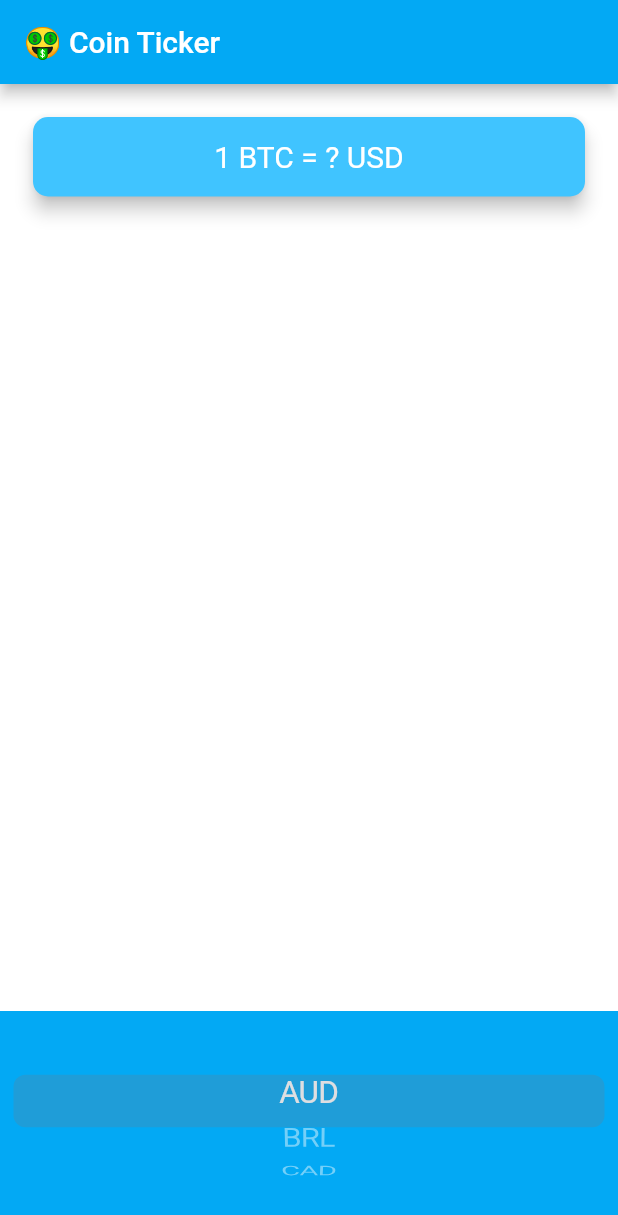
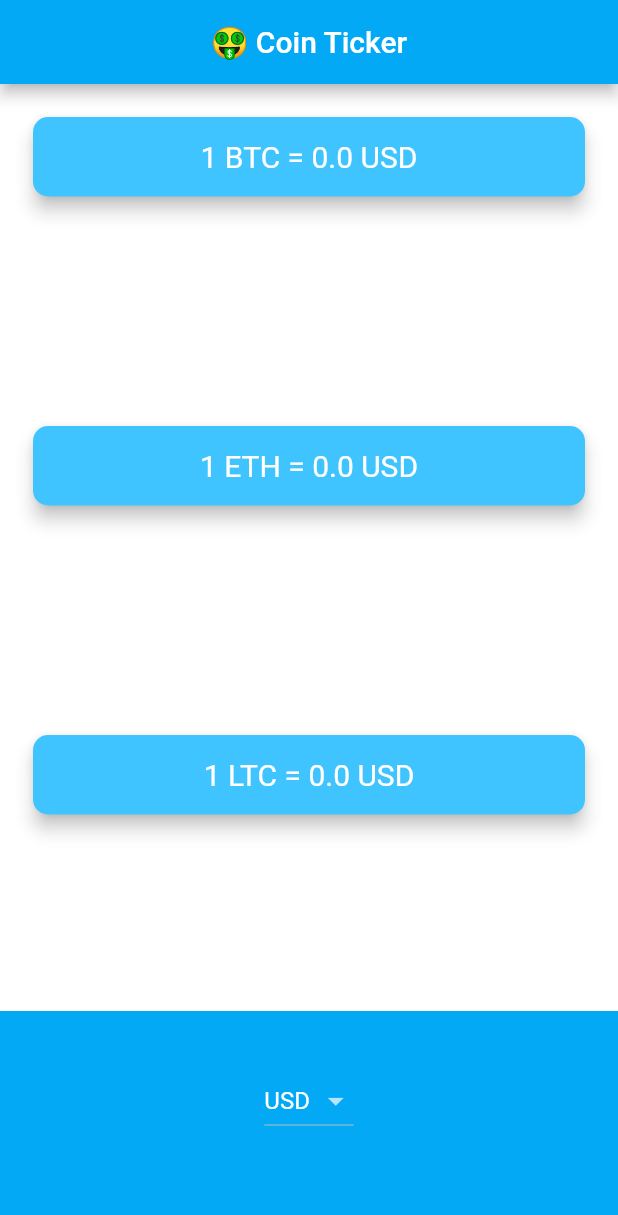
Before and after one commit to roshansingh98/bitcoin_ticker, a Flutter app: the screen it shows after launch, on a phone screen of 412 x 824 dp. Shown: the top 1215 px of the screen. Run offline on Flutter 3.47's test engine with Material 2 defaults, Android fonts, the phone set to English and light mode, and no system bars.

Commit message:
Second Commit

```diff
--- a/lib/coin_data.dart
+++ b/lib/coin_data.dart
@@ -1,3 +1,6 @@
+import 'package:bitcoin_ticker/networking.dart';
+import 'package:flutter/cupertino.dart';
+
 const List<String> currenciesList = [
   'AUD',
   'BRL',
@@ -28,4 +31,21 @@ const List<String> cryptoList = [
   'LTC',
 ];
 
-class CoinData {}
+const apiKey = 'YOUR API KEY HERE';
+const coinAPIURL = 'https://rest.coinapi.io/v1/exchangerate';
+
+class CoinData {
+  Future getConversionRates(String currency) async {
+    List<double> convertedData = [];
+
+    for (String crypto in cryptoList) {
+      var url = '$coinAPIURL/$crypto/$currency?apikey=$apiKey';
+
+      var conversionData = await Networking(url: url).getData();
+
+      convertedData.add(conversionData);
+    }
+
+    return convertedData;
+  }
+}
--- /dev/null
+++ b/lib/networking.dart
@@ -0,0 +1,23 @@
+import 'dart:convert';
+
+import 'package:http/http.dart' as http;
+
+class Networking {
+  final url;
+
+  Networking({this.url});
+
+  Future getData() async {
+    http.Response response = await http.get(url);
+
+    int code = response.statusCode;
+
+    if (code == 200) {
+      String data = response.body;
+      print(data);
+      return jsonDecode(data)['rate'];
+    } else {
+      print(code);
+    }
+  }
+}
--- a/lib/price_screen.dart
+++ b/lib/price_screen.dart
@@ -12,6 +12,9 @@ class PriceScreen extends StatefulWidget {
 
 class _PriceScreenState extends State<PriceScreen> {
   String selectedCurrency = 'USD';
+  String cryptoBTC = '0.0';
+  String cryptoETH = '0.0';
+  String cryptoLTC = '0.0';
 
   DropdownButton androidDropDown() {
     List<DropdownMenuItem<String>> dropDownItems = [];
@@ -29,6 +32,7 @@ class _PriceScreenState extends State<PriceScreen> {
       onChanged: (value) {
         setState(() {
           selectedCurrency = value;
+          getCurrencyConverted();
         });
       },
     );
@@ -58,10 +62,29 @@ class _PriceScreenState extends State<PriceScreen> {
   }
 
   @override
+  void initState() {
+    // TODO: implement initState
+    super.initState();
+    getCurrencyConverted();
+  }
+
+  getCurrencyConverted() async {
+    var currencyData = await CoinData().getConversionRates(selectedCurrency);
+
+    setState(() {
+      cryptoBTC = currencyData[0].toStringAsFixed(2);
+      cryptoETH = currencyData[1].toStringAsFixed(2);
+      cryptoLTC = currencyData[2].toStringAsFixed(2);
+    });
+  }
+
+  @override
   Widget build(BuildContext context) {
     return Scaffold(
       appBar: AppBar(
-        title: Text('🤑 Coin Ticker'),
+        title: Center(
+          child: Text('🤑 Coin Ticker'),
+        ),
       ),
       body: Column(
         mainAxisAlignment: MainAxisAlignment.spaceBetween,
@@ -69,7 +92,50 @@ class _PriceScreenState extends State<PriceScreen> {
         children: <Widget>[
           Padding(
             padding: EdgeInsets.fromLTRB(18.0, 18.0, 18.0, 0),
-            child: Card(
+            child: currencyCardWidget(
+                cryptoType: 'BTC',
+                cryptoValue: cryptoBTC,
+                selectedCurrency: selectedCurrency),
+          ),
+          Padding(
+              padding: EdgeInsets.fromLTRB(18.0, 18.0, 18.0, 0),
+              child: currencyCardWidget(
+                  cryptoType: 'ETH',
+                  cryptoValue: cryptoETH,
+                  selectedCurrency: selectedCurrency)),
+          Padding(
+              padding: EdgeInsets.fromLTRB(18.0, 18.0, 18.0, 0),
+              child: currencyCardWidget(
+                  cryptoType: 'LTC',
+                  cryptoValue: cryptoLTC,
+                  selectedCurrency: selectedCurrency)),
+          Container(
+            height: 150.0,
+            alignment: Alignment.center,
+            padding: EdgeInsets.only(bottom: 30.0),
+            color: Colors.lightBlue,
+            child: whichOS(),
+          ),
+        ],
+      ),
+    );
+  }
+}
+
+class currencyCardWidget extends StatelessWidget {
+  const currencyCardWidget({
+    @required this.cryptoValue,
+    @required this.selectedCurrency,
+    @required this.cryptoType,
+  });
+
+  final String cryptoValue;
+  final String selectedCurrency;
+  final String cryptoType;
+
+  @override
+  Widget build(BuildContext context) {
+    return Card(
       color: Colors.lightBlueAccent,
       elevation: 5.0,
       shape: RoundedRectangleBorder(
@@ -78,7 +144,7 @@ class _PriceScreenState extends State<PriceScreen> {
       child: Padding(
         padding: EdgeInsets.symmetric(vertical: 15.0, horizontal: 28.0),
         child: Text(
-                  '1 BTC = ? USD',
+          '1 $cryptoType = $cryptoValue $selectedCurrency',
           textAlign: TextAlign.center,
           style: TextStyle(
             fontSize: 20.0,
@@ -86,17 +152,6 @@ class _PriceScreenState extends State<PriceScreen> {
           ),
         ),
       ),
-            ),
-          ),
-          Container(
-            height: 150.0,
-            alignment: Alignment.center,
-            padding: EdgeInsets.only(bottom: 30.0),
-            color: Colors.lightBlue,
-            child: iosPickerItem(),
-          ),
-        ],
-      ),
     );
   }
 }
--- a/pubspec.yaml
+++ b/pubspec.yaml
@@ -28,6 +28,7 @@ dependencies:
   # The following adds the Cupertino Icons font to your application.
   # Use with the CupertinoIcons class for iOS style icons.
   cupertino_icons: ^0.1.3
+  http: ^0.12.2
 
 dev_dependencies:
   flutter_test:
```
Also changed, not shown: pubspec.lock. Lines whose indentation alone changed are shown as unchanged.
